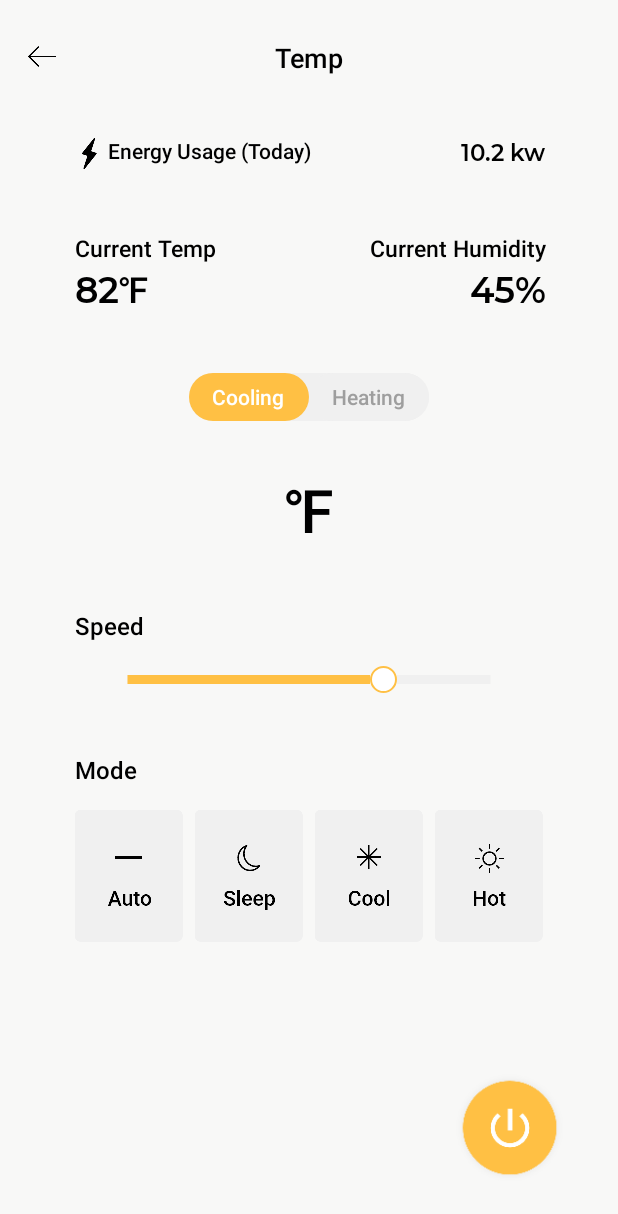
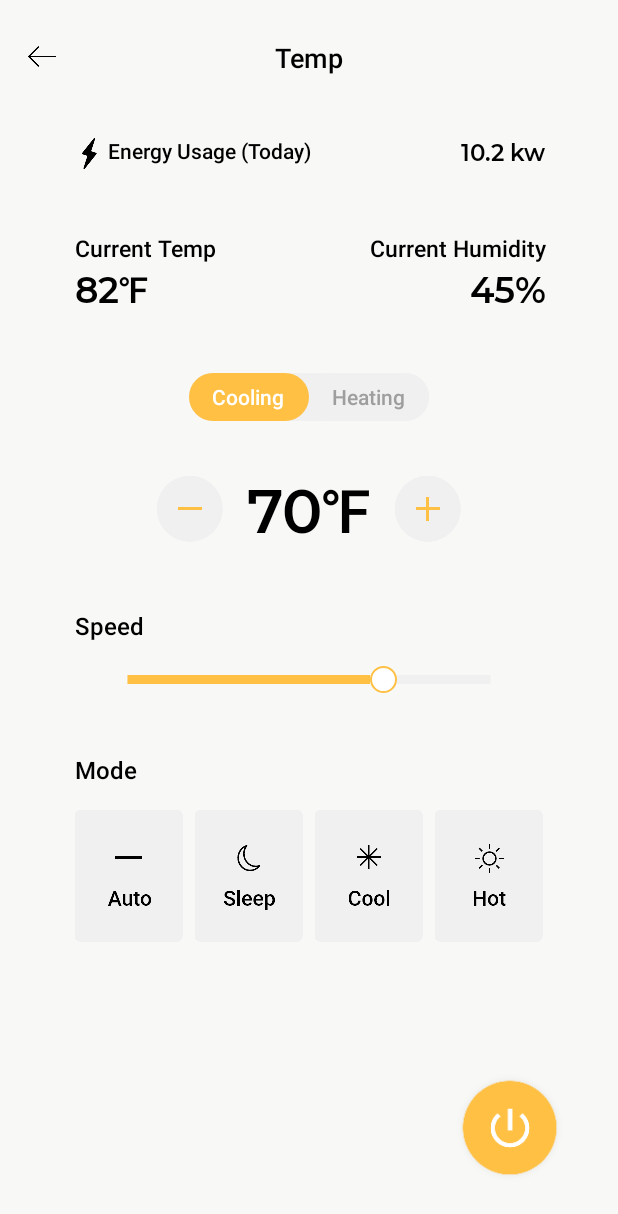
Before and after one commit to jiwon-o/SmartHome, an Android app: the TempActivity screen opened directly, with no data from a screen before it, on a phone screen of 412 x 824 dp. Shown: the top 1214 px of the screen. Run offline under Robolectric (Android 15) with nearby library versions, the phone set to English and light mode, and no system bars.

```diff
--- a/app/src/main/java/com/appforest/smarthome/TempActivity.java
+++ b/app/src/main/java/com/appforest/smarthome/TempActivity.java
@@ -1,8 +1,13 @@
 package com.appforest.smarthome;
 
+import android.content.Context;
 import android.os.Bundle;
+import android.view.Gravity;
 import android.view.View;
 import android.widget.ImageView;
+import android.widget.TextView;
+import android.widget.Toast;
+import android.widget.ToggleButton;
 
 import androidx.annotation.Nullable;
 import androidx.appcompat.app.AppCompatActivity;
@@ -10,10 +15,20 @@ import androidx.appcompat.app.AppCompatActivity;
 public class TempActivity extends AppCompatActivity {
 
     private ImageView backImage;
+
+    private TextView temperatureNum;
+    private ImageView plusButton;
+    private ImageView minusButton;
+    private ToggleButton tempPowerButton;
+
     private ImageView autoButton;
     private ImageView sleepButton;
     private ImageView coolButton;
     private ImageView hotButton;
+
+    boolean tempChecked = false;
+    private int count = 70;
+
 
     @Override
     protected void onCreate(@Nullable Bundle savedInstanceState) {
@@ -22,6 +37,12 @@ public class TempActivity extends AppCompatActivity {
 
         backImage = findViewById(R.id.image_back);
 
+        temperatureNum = findViewById(R.id.temperature_Number);
+        plusButton = findViewById(R.id.btn_temp_plus);
+        minusButton = findViewById(R.id.btn_temp_minus);
+
+        tempPowerButton = findViewById(R.id.btn_temp);
+
         // Back button
         backImage.setOnClickListener(new View.OnClickListener() {
             @Override
@@ -29,6 +50,9 @@ public class TempActivity extends AppCompatActivity {
                 onBackPressed();
             }
         });
+
+        plusButton = findViewById(R.id.btn_temp_plus);
+        minusButton = findViewById(R.id.btn_temp_minus);
 
         autoButton = (ImageView) findViewById(R.id.img_temp_auto_unclick);
         sleepButton = (ImageView) findViewById(R.id.img_temp_sleep_unclick);
@@ -39,6 +63,78 @@ public class TempActivity extends AppCompatActivity {
         ClickSleepButton(sleepButton);
         ClickCoolButton(coolButton);
         ClickHotButton(hotButton);
+        temperatureButton(tempPowerButton);
+
+        upDownButton upDownButton = new upDownButton();
+        temperatureNum.setText(count + "");
+        plusButton.setOnClickListener(upDownButton);
+        minusButton.setOnClickListener(upDownButton);
+
+    }
+
+    //Toast when pressing the temperature button without turning on the power
+    public static void setCustomToast(Context context) {
+        TextView view = new TextView(context);
+        view.setBackgroundResource(R.color.background_white);
+
+        final Toast toast = Toast.makeText(context, "Please, turn on the A/C first.", Toast.LENGTH_SHORT);
+        toast.setGravity(Gravity.CENTER, Gravity.CENTER_HORIZONTAL, Gravity.CENTER_VERTICAL);
+        toast.show();
+    }
+
+    //You can control the number of temperatures
+    class upDownButton implements View.OnClickListener {
+        @Override
+        public void onClick(View v) {
+            if (tempChecked == true) {//When you click Climate On/Off button
+                switch (v.getId()) {
+                    case R.id.btn_temp_plus: {
+                        if (count < 85) {
+                            count = count + 1;
+                        }
+                        temperatureNum.setText(count + "");
+                        break;
+                    }
+                    case R.id.btn_temp_minus: {
+                        if (count > 65) {
+                            count = count - 1;
+                        }
+                        temperatureNum.setText(count + "");
+                        break;
+                    }
+                }
+            } else if (tempChecked == false) {//When you didn't click Climate On/Off button
+                switch (v.getId()) {
+                    case R.id.btn_temp_plus:
+                    case R.id.btn_temp_minus:
+                        setCustomToast(getApplicationContext());
+                        break;
+
+                }
+            }
+        }
+    }
+
+    //Climate On/Off button
+    private void temperatureButton(ToggleButton tempPowerButton) {
+        tempPowerButton.setOnClickListener(new View.OnClickListener() {
+
+            @Override
+            public void onClick(View v) {
+                if (tempChecked == true) {
+                    tempChecked = false;
+                } else {
+
+                    autoButton.setImageResource(R.drawable.btn_temp_mode_auto_unclick);
+                    sleepButton.setImageResource(R.drawable.btn_temp_mode_sleep_unclick);
+                    coolButton.setImageResource(R.drawable.btn_temp_mode_cool_unclick);
+                    hotButton.setImageResource(R.drawable.btn_temp_mode_hot_unclick);
+
+                    tempChecked = true;
+                }
+
+            }
+        });
     }
 
     private boolean autoChecked = true;
--- a/app/src/main/res/layout/activity_light.xml
+++ b/app/src/main/res/layout/activity_light.xml
@@ -360,7 +360,7 @@
         android:layout_marginBottom="32dp"
         app:layout_constraintBottom_toBottomOf="parent"
         app:layout_constraintEnd_toEndOf="parent"
-        android:background="@drawable/light_btn_selector"
+        android:background="@drawable/btn_power_selector"
         android:checked="true"
         android:textOn=""
         android:textOff=""/>
--- a/app/src/main/res/layout/activity_temp.xml
+++ b/app/src/main/res/layout/activity_temp.xml
@@ -217,11 +217,19 @@
                 android:id="@+id/linearLayout16"
                 android:layout_width="wrap_content"
                 android:layout_height="wrap_content"
+                android:gravity="center"
                 android:layout_marginTop="32dp"
                 android:orientation="horizontal"
                 app:layout_constraintEnd_toEndOf="parent"
                 app:layout_constraintStart_toStartOf="parent"
                 app:layout_constraintTop_toBottomOf="@+id/radioGroup2">
+
+                <ImageView
+                    android:id="@+id/btn_temp_minus"
+                    android:layout_width="wrap_content"
+                    android:layout_height="wrap_content"
+                    android:layout_marginRight="16dp"
+                    android:src="@drawable/ic_temp_minus"/>
 
                 <TextView
                     android:id="@+id/temperature_Number"
@@ -242,6 +250,14 @@
                     android:textColor="#000000"
                     android:textSize="40sp"
                     android:textStyle="normal" />
+
+                <ImageView
+                    android:id="@+id/btn_temp_plus"
+                    android:layout_width="wrap_content"
+                    android:layout_height="wrap_content"
+                    android:layout_marginLeft="16dp"
+                    android:src="@drawable/ic_temp_plus"/>
+
             </LinearLayout>
 
             <TextView
@@ -337,7 +353,7 @@
         android:layout_height="80dp"
         android:layout_marginEnd="32dp"
         android:layout_marginBottom="32dp"
-        android:background="@drawable/light_btn_selector"
+        android:background="@drawable/btn_power_selector"
         android:checked="true"
         android:textOff=""
         android:textOn=""
--- a/app/src/main/res/layout/fragment_home.xml
+++ b/app/src/main/res/layout/fragment_home.xml
@@ -238,7 +238,7 @@
                 app:tabMode="scrollable"
                 app:tabSelectedTextColor="@color/black"
                 app:tabTextAppearance="@style/TabLayoutTextStyle"
-                app:tabTextColor="@color/gray" />
+                app:tabTextColor="@color/warm_gray" />
 
         </LinearLayout>
 
```
Also changed, not shown: app/src/main/java/com/appforest/smarthome/LightActivity.java (+16 -20 lines), app/src/main/res/drawable/btn_power_selector.xml (renamed from app/src/main/res/drawable/light_btn_selector.xml).
